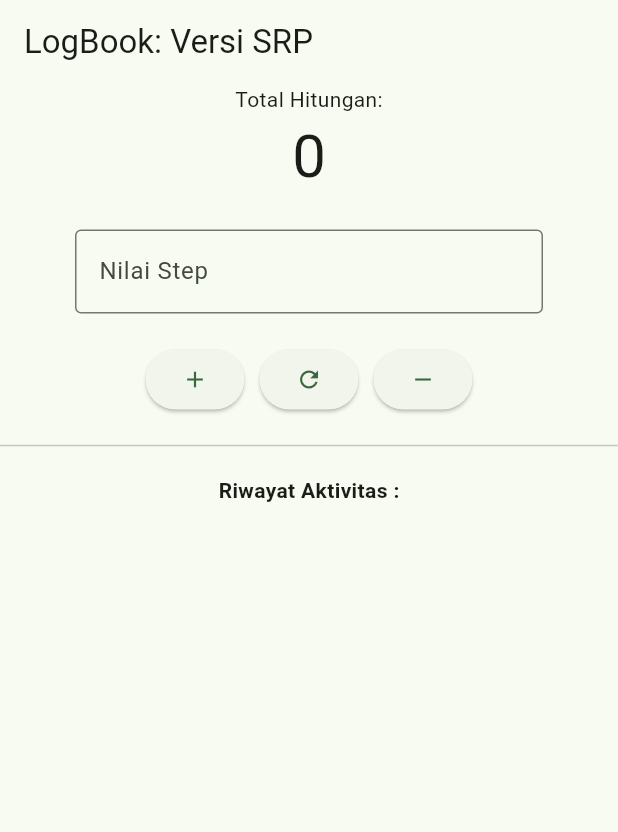
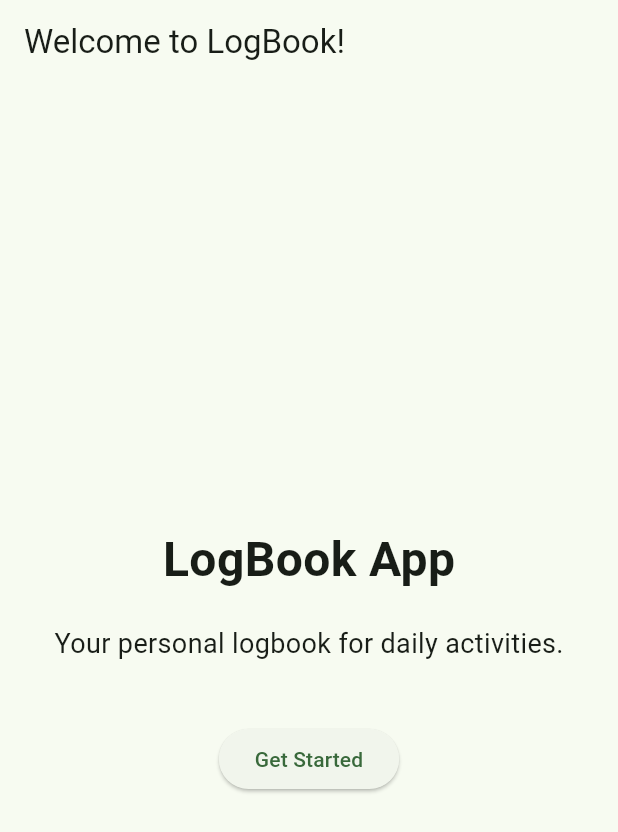
Before and after one commit to suneater80/logbook_app_001, a Flutter app: the screen it shows after launch, on a phone screen of 412 x 824 dp. Shown: the top 832 px of the screen. Run offline on Flutter 3.47's test engine with Material 3 defaults, Android fonts, the phone set to English and light mode, and no system bars.

```diff
--- /dev/null
+++ b/lib/features/onboarding/onboarding_view.dart
@@ -0,0 +1,36 @@
+import 'package:flutter/material.dart';
+
+class OnboardingView extends StatelessWidget {
+  const OnboardingView({super.key});
+
+  @override
+  Widget build(BuildContext context) {
+    return Scaffold(
+      appBar: AppBar(title: const Text("Welcome to LogBook!")),
+      body: Center(
+        child: Column(
+          mainAxisAlignment: MainAxisAlignment.center,
+          children: [
+            const Text(
+              "LogBook App",
+              style: TextStyle(fontSize: 32, fontWeight: FontWeight.bold),
+            ),
+            const SizedBox(height: 20),
+            const Text(
+              "Your personal logbook for daily activities.",
+              style: TextStyle(fontSize: 18),
+            ),
+            const SizedBox(height: 40),
+            ElevatedButton(
+              onPressed: () {
+                // Navigasi ke LoginView
+                Navigator.pushReplacementNamed(context, '/login');
+              },
+              child: const Text("Get Started"),
+            ),
+          ],
+        ),
+      ),
+    );
+  }
+}
--- a/lib/main.dart
+++ b/lib/main.dart
@@ -1,5 +1,6 @@
 import 'package:flutter/material.dart';
-import 'counter_view.dart';
+import 'package:logbook_app_001/features/onboarding/onboarding_view.dart';
+import 'package:logbook_app_001/features/auth/login_view.dart';
 
 void main() {
   runApp(const MyApp());
@@ -19,7 +20,11 @@ class MyApp extends StatelessWidget {
           seedColor: const Color.fromARGB(255, 10, 225, 81),
         ),
       ),
-      home: const CounterView(),
+      home: const OnboardingView(),
+      routes: {
+        '/login': (context) => const LoginView(), // Ganti dengan LoginView nanti
+
+      },
     );
   }
 }
```
Also changed, not shown: lib/features/auth/login_controller.dart (added, +15 -0 lines), lib/features/auth/login_view.dart (added, +158 -0 lines), lib/features/logbook/counter_view.dart (renamed from lib/counter_view.dart, +75 -14 lines), lib/features/logbook/counter_controller.dart (renamed from lib/counter_controller.dart).
